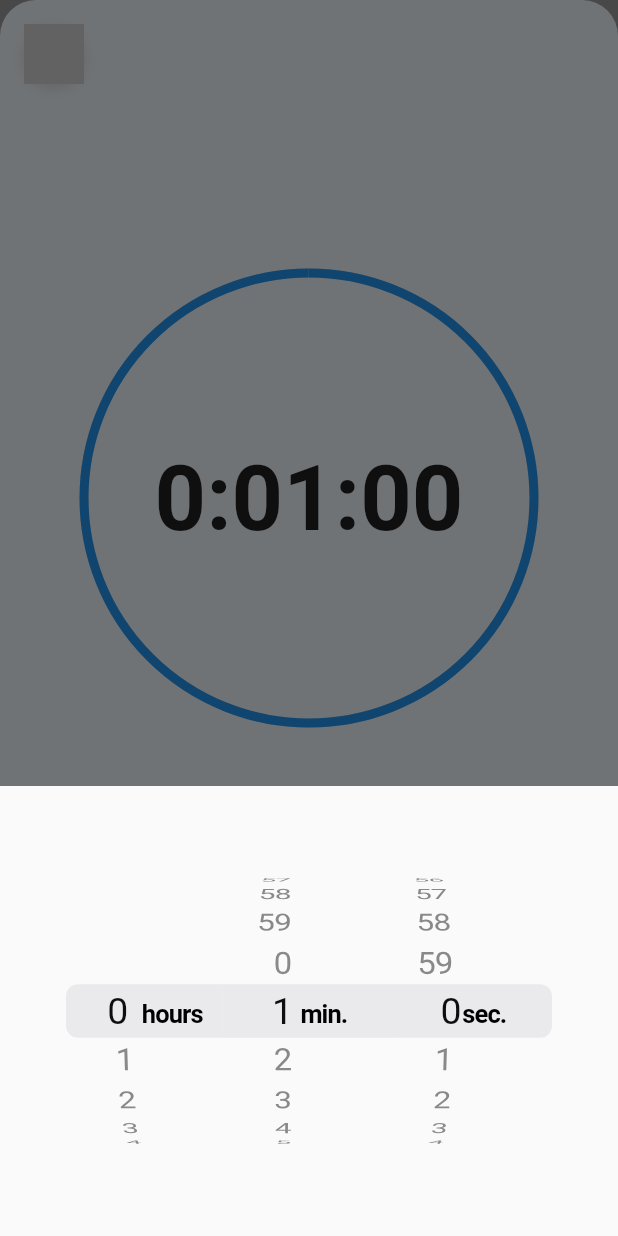
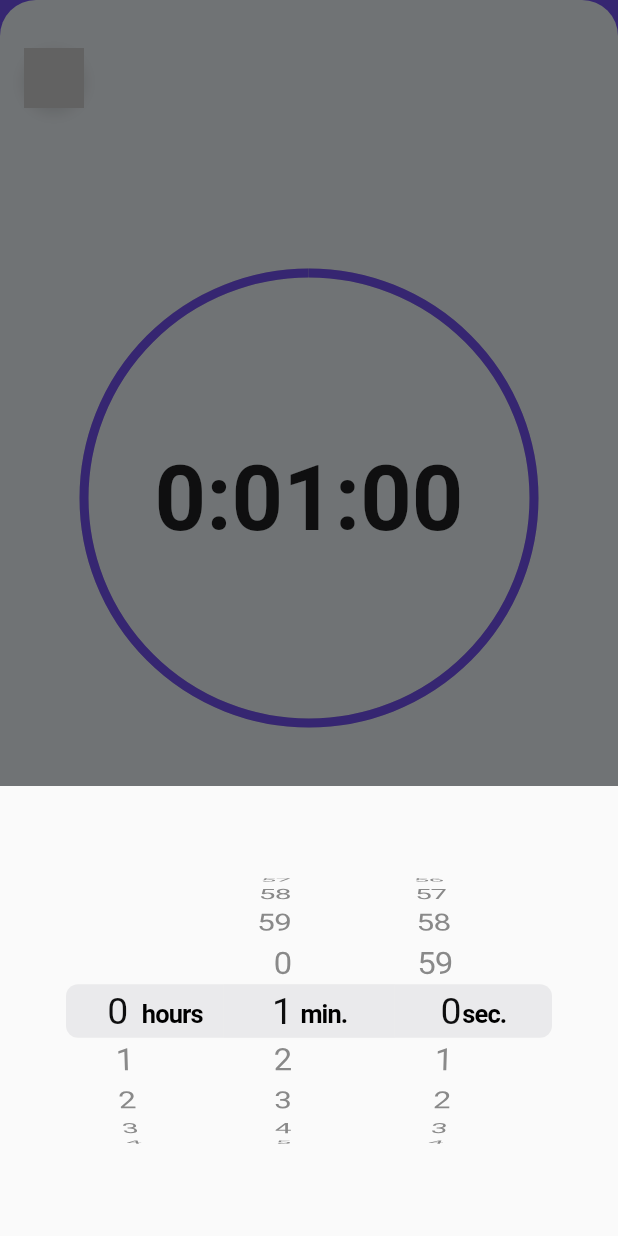
Before and after one commit to xkrystiandutka/GibT, a Flutter app: the screen it shows after launch, after a tap on an icon or button, on a phone screen of 412 x 824 dp. Run offline on Flutter 3.47's test engine with Material 2 defaults, Android fonts, the phone set to English and light mode, and no system bars; drawn by our look-alikes of rive; missing offline and left inert: dart:ffi, flutter_ringtone_player.

Commit message:
Add scale animation and transform widget when opening side menu; Add fonts and AppTheme

```diff
--- a/lib/main.dart
+++ b/lib/main.dart
@@ -16,11 +16,25 @@ class MyApp extends StatelessWidget {
 
   @override
   Widget build(BuildContext context) {
+    const primaryColor = Color(0xFF7553F6);
+    final primarySwatch = MaterialColor(primaryColor.value, const {
+      50: primaryColor,
+      100: primaryColor,
+      200: primaryColor,
+      300: primaryColor,
+      400: primaryColor,
+      500: primaryColor,
+      600: primaryColor,
+      700: primaryColor,
+      800: primaryColor,
+      900: primaryColor,
+    });
+
     return MaterialApp(
       debugShowCheckedModeBanner: false,
       title: 'Flutter Countdown app',
       theme: ThemeData(
-        primarySwatch: Colors.blue,
+        primarySwatch: primarySwatch,
       ),
       home: const EntryPoint(),
     );
--- /dev/null
+++ b/lib/theme/app-theme.dart
@@ -0,0 +1,16 @@
+
+import 'package:flutter/material.dart';
+
+@immutable
+class AppTheme {
+  static const colors = AppColors();
+
+  const AppTheme._();
+
+  static ThemeData define() {
+    return ThemeData(
+      fontFamily: "",
+      primaryColor: C
+    )
+  }
+}
--- a/lib/widgets/entry-point.dart
+++ b/lib/widgets/entry-point.dart
@@ -1,4 +1,5 @@
 import 'dart:ffi';
+import 'dart:math';
 
 import 'package:flutter/cupertino.dart';
 import 'package:flutter/material.dart';
@@ -23,6 +24,7 @@ class _EntryPointState extends State<EntryPoint>
 
   late AnimationController _animationController;
   late Animation<double> animation;
+  late Animation<double> scalAnimation;
 
   bool isSideMenuClosed = true;
 
@@ -39,6 +41,10 @@ class _EntryPointState extends State<EntryPoint>
       CurvedAnimation(
           parent: _animationController, curve: Curves.fastOutSlowIn),
     );
+    scalAnimation = Tween<double>(begin: 1, end: 0.8).animate(
+      CurvedAnimation(
+          parent: _animationController, curve: Curves.fastOutSlowIn),
+    );
     super.initState();
   }
 
@@ -51,7 +57,7 @@ class _EntryPointState extends State<EntryPoint>
   @override
   Widget build(BuildContext context) {
     return Scaffold(
-      backgroundColor: Colors.black38,
+      backgroundColor: const Color(0xFF7553F6),
       resizeToAvoidBottomInset: false,
       extendBody: true,
       body: Stack(
@@ -63,15 +69,26 @@ class _EntryPointState extends State<EntryPoint>
               duration: Duration(milliseconds: 200),
               curve: Curves.fastOutSlowIn,
               child: SideMenu()),
-          Transform.translate(
-              offset: Offset(animation.value * 288, 0),
+          Transform(
+            alignment: Alignment.center,
+            transform: Matrix4.identity()
+              ..setEntry(3, 2, 0.001)
+              ..rotateY(animation.value - 30 * animation.value * pi / 180),
+            child: Transform.translate(
+                offset: Offset(animation.value * 265, 0),
                 child: Transform.scale(
-                  scale: isSideMenuClosed ? 1 : 0.8,
+                    scale: scalAnimation.value,
                     child: ClipRRect(
                       borderRadius: BorderRadius.all(Radius.circular(24)),
                       child: const CountdownPage(),
                     ))),
-          MenuButton(
+          ),
+          AnimatedPositioned(
+            duration: Duration(milliseconds: 200),
+            curve: Curves.fastOutSlowIn,
+            left: isSideMenuClosed ? 0 : 220,
+            top: 16,
+            child: MenuButton(
               riveOnInit: (artboard) {
                 StateMachineController controller = RiveUtils.getRiveController(
                     artboard,
@@ -90,6 +107,7 @@ class _EntryPointState extends State<EntryPoint>
                   isSideMenuClosed = isSideBarClosed.value;
                 });
               },
+            ),
           )
         ],
       ),
--- a/lib/widgets/side-menu-title.dart
+++ b/lib/widgets/side-menu-title.dart
@@ -37,7 +37,7 @@ class SideMenuTitle extends StatelessWidget {
               left: 0,
               child: Container(
                 decoration: const BoxDecoration(
-                    color: Color(0xFF6792FF),
+                    color: Color(0xFF4E23F3),
                     borderRadius: BorderRadius.all(Radius.circular(10))),
               ),
             ),
--- a/lib/widgets/side-menu.dart
+++ b/lib/widgets/side-menu.dart
@@ -22,7 +22,7 @@ class _SideMenuState extends State<SideMenu> {
       body: Container(
         width: 300,
         height: double.infinity,
-        color: Colors.black38,
+        color: const Color(0xFF7553F6),
         child: SafeArea(
           child: Column(
             children: [
```
Also changed, not shown: assets/Fonts/Inter-Regular.ttf (added), assets/Fonts/Inter-SemiBold.ttf (added), assets/Fonts/Poppins-Bold.ttf (added), lib/theme/colors.dart (added). Lines whose indentation alone changed are shown as unchanged.
